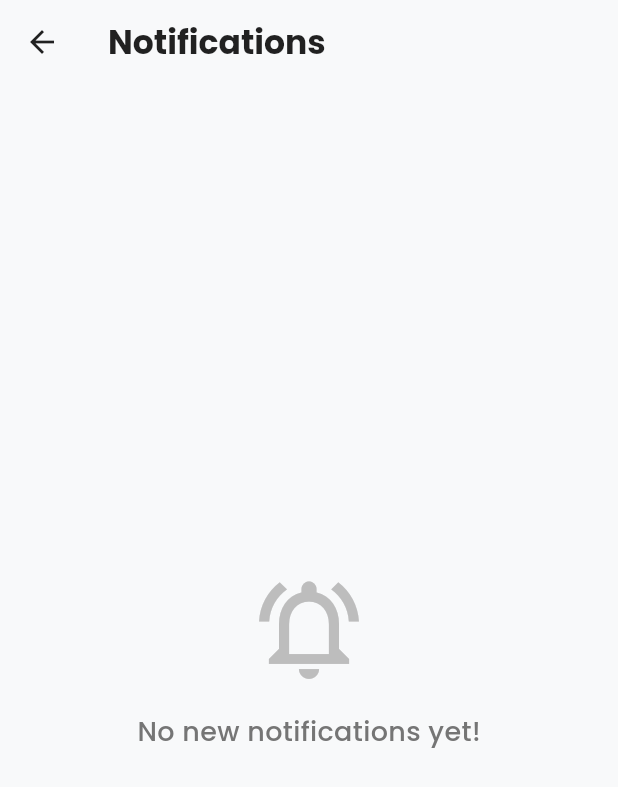
After one commit to ibrahim123-28/mu-app, a Flutter app: the NotificationScreen screen opened directly, on a phone screen of 412 x 824 dp. The commit adds this screen. Shown: the top 787 px of the screen. Run offline on Flutter 3.47's test engine with Material 3 defaults, Android fonts, the phone set to English and light mode, and no system bars; our stand-ins replace cloud_firestore, firebase_auth, firebase_core, flutter_markdown, flutter_riverpod, google_fonts and 5 more; missing offline and left inert: syncfusion_flutter_pdfviewer; accounts and stored records are empty; network calls fail.

Commit message:
Added NotificationScreen, fixed dashboard imports, and added profile progress tracking logic

```diff
--- /dev/null
+++ b/lib/features/notification_screen.dart
@@ -0,0 +1,42 @@
+import 'package:flutter/material.dart';
+
+class NotificationScreen extends StatelessWidget {
+  const NotificationScreen({super.key});
+
+  @override
+  Widget build(BuildContext context) {
+    return Scaffold(
+      backgroundColor: const Color(0xFFF8F9FA), // Aapka background color
+      appBar: AppBar(
+        title: const Text(
+          "Notifications",
+          style: TextStyle(fontWeight: FontWeight.bold, color: Colors.black87),
+        ),
+        backgroundColor: Colors.transparent,
+        elevation: 0,
+        iconTheme: const IconThemeData(color: Colors.black87),
+      ),
+      body: Center(
+        child: Column(
+          mainAxisAlignment: MainAxisAlignment.center,
+          children: [
+            Icon(
+              Icons.notifications_active_outlined,
+              size: 80,
+              color: Colors.grey.shade400,
+            ),
+            const SizedBox(height: 16),
+            Text(
+              "No new notifications yet!",
+              style: TextStyle(
+                fontSize: 18,
+                color: Colors.grey.shade600,
+                fontWeight: FontWeight.w500,
+              ),
+            ),
+          ],
+        ),
+      ),
+    );
+  }
+}
```
Also changed, not shown: lib/features/dashboard/dashboard_screen.dart (+18 -6 lines), lib/features/study/subject_detail_screen.dart (+4 -4 lines).
